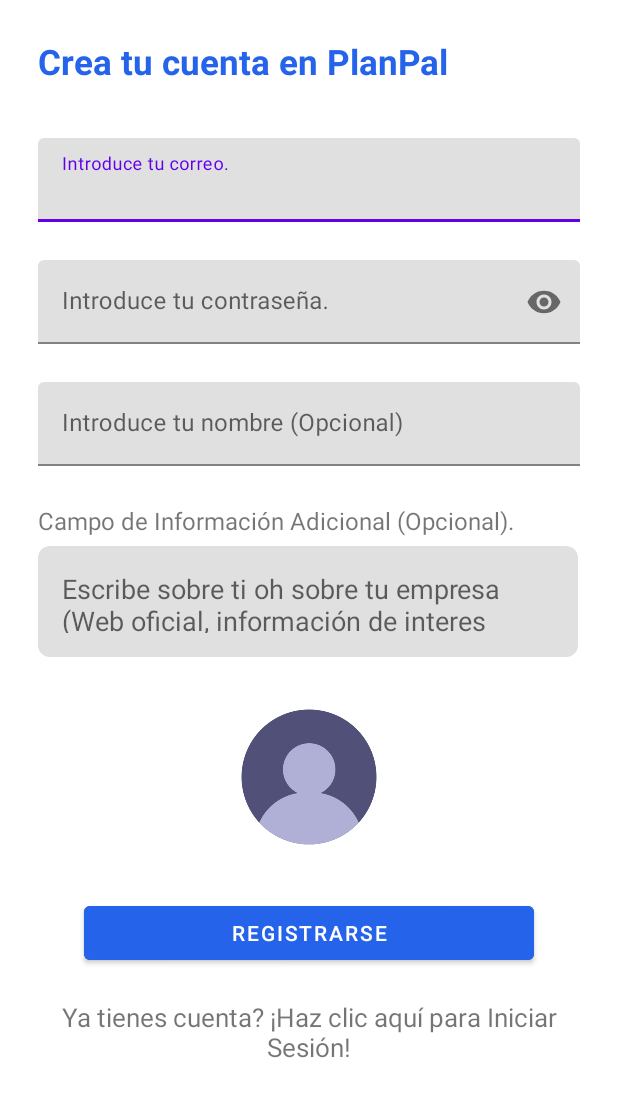
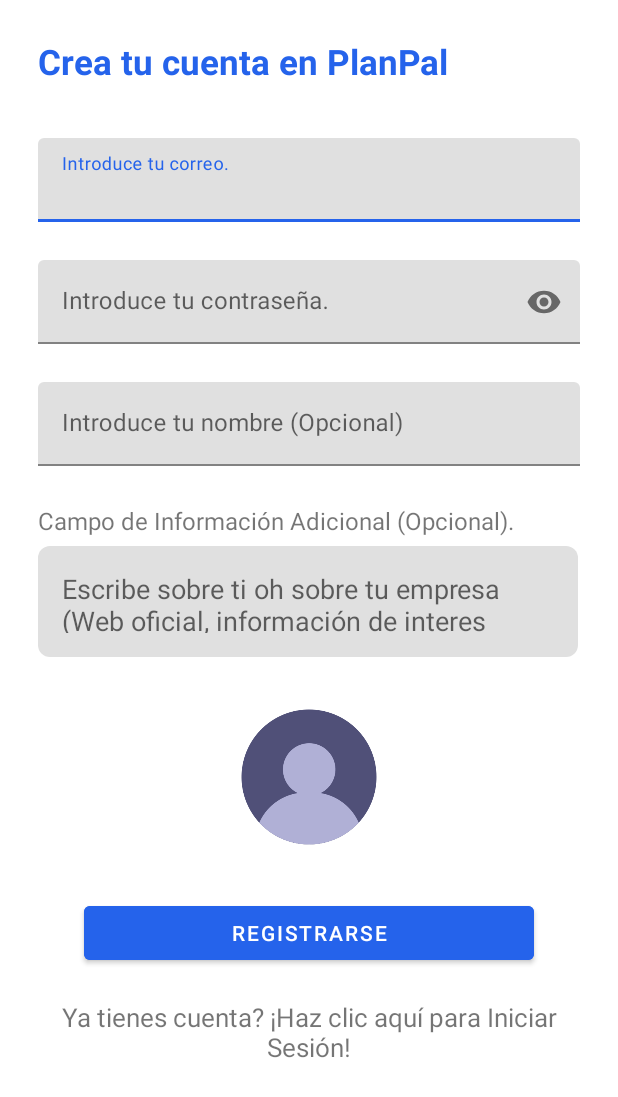
Before and after one commit to rgxkokimoto/PlanPalMobile, an Android app: the screen it shows after launch (RegisterActivity), after a tap on "¿No tienes cuenta? ¡Haz clic aquí para r", on a phone screen of 412 x 824 dp. Shown: the top 1097 px of the screen. Run offline under Robolectric (Android 15) with nearby library versions, the phone set to English and light mode, and no system bars; our stand-ins replace Firebase (no records; nobody signed in at launch, a user with empty details on screens opened directly); pictures from the network do not load; 2 other taps on this screen came first.

Commit message:
update: change main color in statatus bar

```diff
--- a/app/src/main/java/com/example/planpalmobile/MainActivity.java
+++ b/app/src/main/java/com/example/planpalmobile/MainActivity.java
@@ -39,10 +39,10 @@
                 R.id.navigation_calendar, R.id.navigation_event_manager, R.id.navigation_perfil)
                 .build();
 
-        ActionBar actionBar = getSupportActionBar();
-        if (actionBar != null) { getSupportActionBar().hide(); }
+        //ActionBar actionBar = getSupportActionBar();
+        //if (actionBar != null) { getSupportActionBar().hide(); }
 
-        NavigationUI.setupActionBarWithNavController(this, navController, appBarConfiguration);
+        //NavigationUI.setupActionBarWithNavController(this, navController, appBarConfiguration);
         NavigationUI.setupWithNavController(binding.navView, navController);
     }
 
--- a/app/src/main/res/values/themes.xml
+++ b/app/src/main/res/values/themes.xml
@@ -2,15 +2,17 @@
     <!-- Base application theme. -->
     <style name="Theme.PlanPalMobile" parent="Theme.MaterialComponents.DayNight.DarkActionBar">
         <!-- Primary brand color. -->
-        <item name="colorPrimary">@color/purple_500</item>
-        <item name="colorPrimaryVariant">@color/purple_700</item>
+        <item name="colorPrimary">@color/mainBlue</item>
+        <item name="colorPrimaryVariant">@color/mainBlue</item>
         <item name="colorOnPrimary">@color/white</item>
         <!-- Secondary brand color. -->
         <item name="colorSecondary">@color/teal_200</item>
         <item name="colorSecondaryVariant">@color/teal_700</item>
         <item name="colorOnSecondary">@color/black</item>
         <!-- Status bar color. -->
-        <item name="android:statusBarColor">?attr/colorPrimaryVariant</item>
+        <item name="android:statusBarColor">@color/mainBlue</item>
         <!-- Customize your theme here. -->
+        <item name="windowNoTitle">true</item>"
+        <item name="windowActionBar">@color/white</item>
     </style>
 </resources>
```
